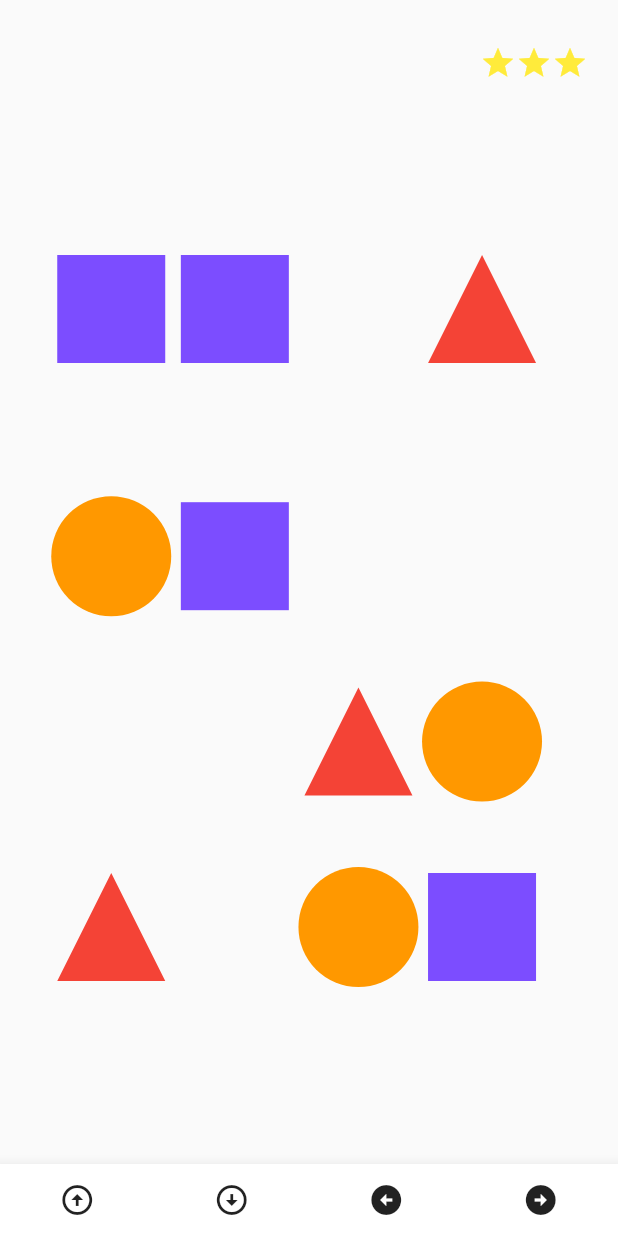
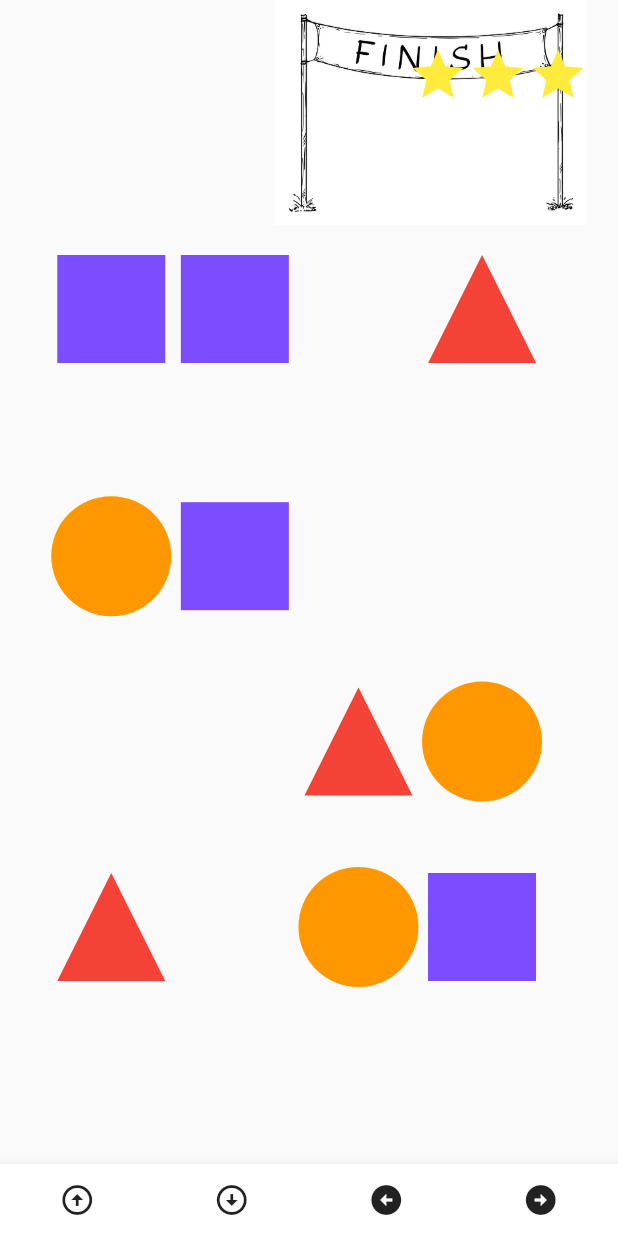
Before and after one commit to sergioguachalla/lab_game, a Flutter app: the screen it shows after launch, after a tap on the "arrow circle down" icon, on a phone screen of 412 x 824 dp. Run offline on Flutter 3.47's test engine with Material 2 defaults, Android fonts, the phone set to English and light mode, and no system bars.

```diff
--- a/lib/screens/home.dart
+++ b/lib/screens/home.dart
@@ -33,7 +33,6 @@ class _HomeState extends State<Home> {
     _timer = Timer.periodic(Duration(seconds: 1), (timer) {
 
       setState(() {
-
         player.moveForward(10);
         print(player.y);
       });
@@ -83,7 +82,17 @@ class _HomeState extends State<Home> {
     return Scaffold(
       body: Stack(
         children: [
-        CustomPaint(
+          Positioned(
+            top: 0, // puedes ajustar según la posición exacta que desees
+            left: size.width/3, // puedes ajustar según la posición exacta que desees
+            child: Container(
+              width: 300,
+              height: 150,
+              child: Image.asset('assets/finish.jpg'), // ruta de tu imagen
+            ),
+          ),
+
+          CustomPaint(
           painter: GamePainter(player: player,x: x,y: y),
           child: Container(),
         ),
@@ -131,13 +140,17 @@ class _HomeState extends State<Home> {
                 playerLife -= obstacles.last.damage;
               });
             }
+            if(didWon()){
+              _showGameOverDialog(context, 'Has ganado!');
+            }
             setState(() {
               y-=24;
+              print(y);
             });
 
 
           if(playerLife <= 0){
-            _showGameOverDialog(context);
+            _showGameOverDialog(context, 'Has perdido');
           }
         },
           ),
@@ -163,7 +176,7 @@ class _HomeState extends State<Home> {
                   });
                 }
                 if(playerLife <= 0){
-                  _showGameOverDialog(context);
+                  _showGameOverDialog(context,'Has perdido');
                 }
                 setState(() {
                   y+=24;
@@ -190,7 +203,7 @@ class _HomeState extends State<Home> {
                     });
                   }
                   if(playerLife <= 0){
-                    _showGameOverDialog(context);
+                    _showGameOverDialog(context,'Has perdido');
                   }
 
                   x -= 24;
@@ -217,7 +230,7 @@ class _HomeState extends State<Home> {
                     });
                   }
                   if(playerLife <= 0){
-                    _showGameOverDialog(context);
+                    _showGameOverDialog(context,'Has perdido');
                   }
                   x += 24;
                 });
@@ -297,11 +310,11 @@ class _HomeState extends State<Home> {
     List<Widget> stars = [];
     for (int i = 1; i <= 3; i++) {
       if (playerLife >= i) {
-        stars.add(Icon(Icons.star, color: Colors.yellow));
+        stars.add(Icon(Icons.star, color: Colors.yellow, size: 40));
       } else if (playerLife >= i - 0.5 && playerLife < i) {
-        stars.add(Icon(Icons.star_half, color: Colors.yellow));
+        stars.add(Icon(Icons.star_half, color: Colors.yellow, size: 40,));
       } else {
-        stars.add(Icon(Icons.star_border, color: Colors.yellow));
+        stars.add(Icon(Icons.star_border, color: Colors.yellow, size: 40,));
       }
     }
     return stars;
@@ -374,13 +387,13 @@ class _HomeState extends State<Home> {
       },
     );
   }
-  _showGameOverDialog(BuildContext context) async {
+  _showGameOverDialog(BuildContext context, String content) async {
     await showDialog(
       context: context,
       barrierDismissible: false,
       builder: (BuildContext context) {
         return AlertDialog(
-          title: Text('Has perdido'),
+          title: Text(content),
           actions: <Widget>[
             TextButton(
               child: Text('OK'),
@@ -400,4 +413,7 @@ class _HomeState extends State<Home> {
         context, MaterialPageRoute(builder: (BuildContext context) => Home()));
   }
 
+  bool didWon(){
+      return y <= 190 ;
+  }
 }
--- a/pubspec.yaml
+++ b/pubspec.yaml
@@ -59,7 +59,7 @@ flutter:
   assets:
     - assets/example.png
     - assets/damage.png
-    - assets/finishLine.png
+    - assets/finish.jpg
 
   # An image asset can refer to one or more resolution-specific "variants", see
   # https://flutter.dev/assets-and-images/#resolution-aware
```
Also changed, not shown: assets/finish.jpg (renamed from assets/finishLine.jpg).
